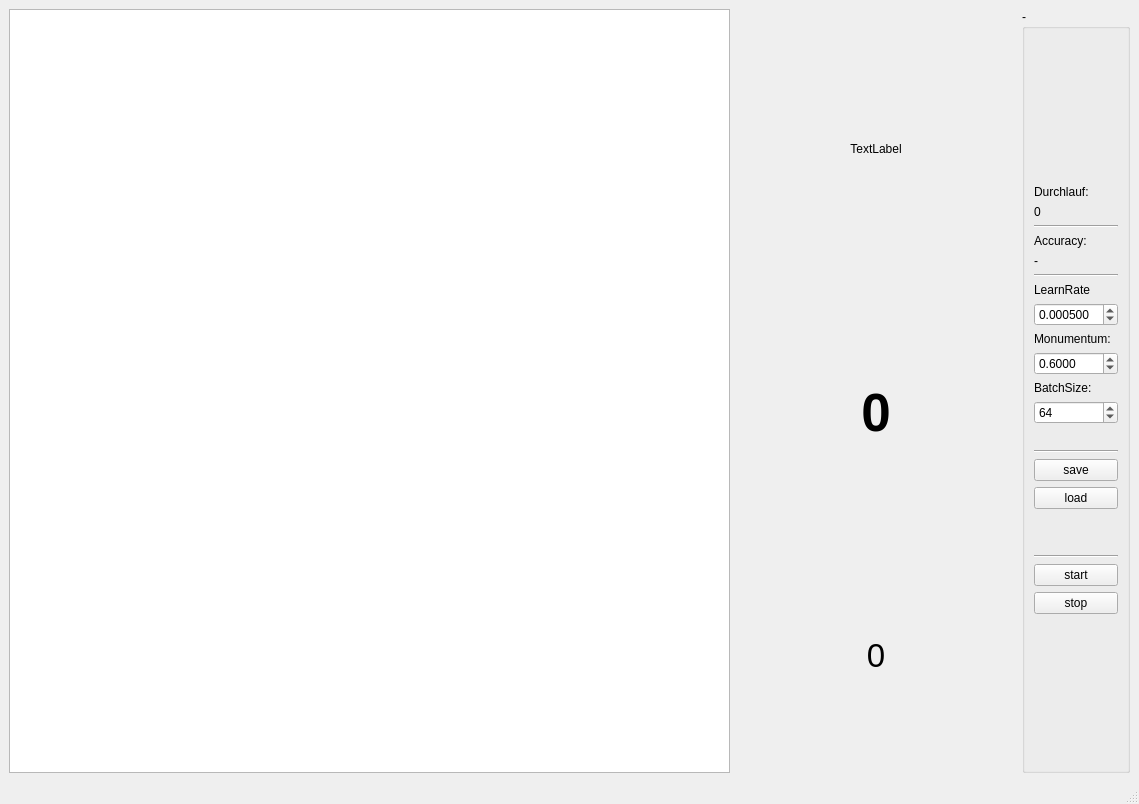
Before: the Qt Designer form src/mainwindow.ui in M4RKUS28/MNIST-Machine-Learning-Tests, drawn with Qt 5.
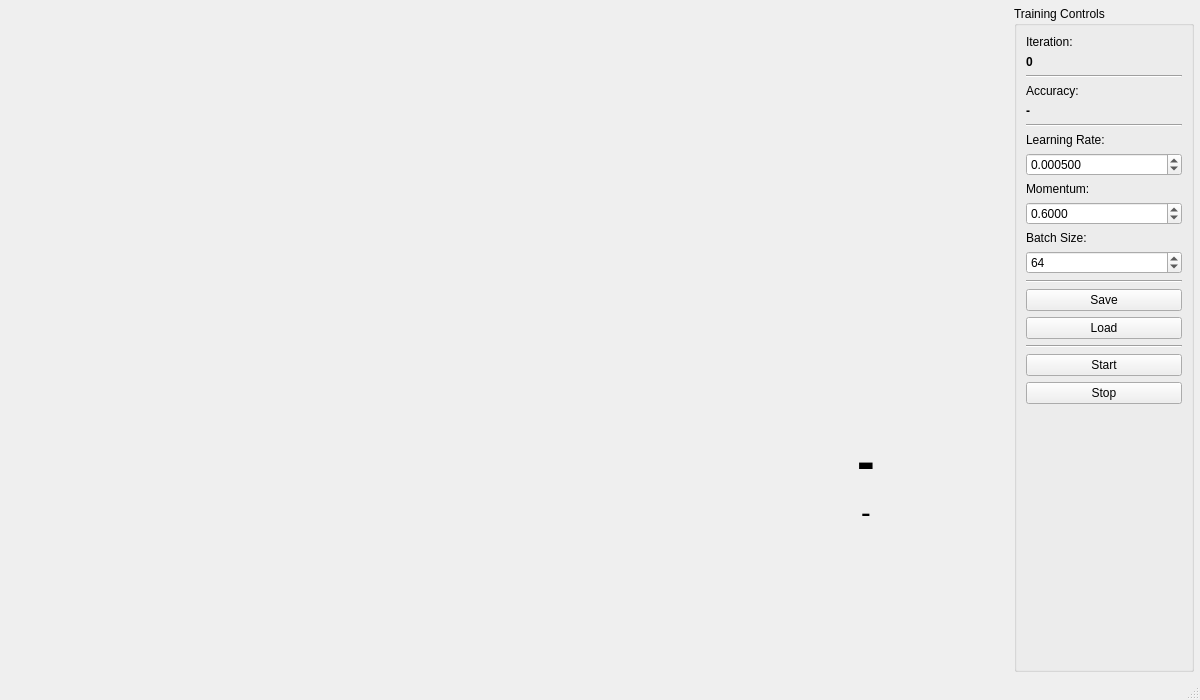
After: the same form once the commit is applied.

Commit message: feat: Initialize the main application window with a redesigned UI layout, including a chart placeholder and clearer control labels.

Diff of the .ui file:
```diff
--- a/src/mainwindow.ui
+++ b/src/mainwindow.ui
@@ -6,8 +6,8 @@
    <rect>
     <x>0</x>
     <y>0</y>
-    <width>1139</width>
-    <height>804</height>
+    <width>1200</width>
+    <height>700</height>
    </rect>
   </property>
   <property name="windowTitle">
@@ -15,13 +15,57 @@
   </property>
   <widget class="QWidget" name="centralwidget">
    <layout class="QHBoxLayout" name="horizontalLayout">
+    <property name="spacing">
+     <number>8</number>
+    </property>
+    <property name="leftMargin">
+     <number>6</number>
+    </property>
+    <property name="topMargin">
+     <number>6</number>
+    </property>
+    <property name="rightMargin">
+     <number>6</number>
+    </property>
+    <property name="bottomMargin">
+     <number>6</number>
+    </property>
     <item>
-     <widget class="QGraphicsView" name="graphicsView"/>
+     <widget class="QWidget" name="chartPlaceholder" native="true">
+      <property name="sizePolicy">
+       <sizepolicy hsizetype="Expanding" vsizetype="Expanding">
+        <horstretch>3</horstretch>
+        <verstretch>0</verstretch>
+       </sizepolicy>
+      </property>
+      <property name="minimumSize">
+       <size>
+        <width>400</width>
+        <height>300</height>
+       </size>
+      </property>
+     </widget>
     </item>
     <item>
-     <layout class="QVBoxLayout" name="verticalLayout_2">
+     <layout class="QVBoxLayout" name="sampleLayout">
+      <property name="spacing">
+       <number>4</number>
+      </property>
       <item>
-       <widget class="QLabel" name="label">
+       <spacer name="sampleTopSpacer">
+        <property name="orientation">
+         <enum>Qt::Vertical</enum>
+        </property>
+        <property name="sizeHint" stdset="0">
+         <size>
+          <width>20</width>
+          <height>20</height>
+         </size>
+        </property>
+       </spacer>
+      </item>
+      <item>
+       <widget class="QLabel" name="labelSampleImage">
         <property name="minimumSize">
          <size>
           <width>280</width>
@@ -35,7 +79,7 @@
          </size>
         </property>
         <property name="text">
-         <string>TextLabel</string>
+         <string/>
         </property>
         <property name="alignment">
          <set>Qt::AlignCenter</set>
@@ -51,7 +95,7 @@
          </font>
         </property>
         <property name="text">
-         <string>0</string>
+         <string>-</string>
         </property>
         <property name="alignment">
          <set>Qt::AlignCenter</set>
@@ -62,47 +106,67 @@
        <widget class="QLabel" name="label_num_cor">
         <property name="font">
          <font>
-          <pointsize>25</pointsize>
+          <pointsize>22</pointsize>
          </font>
         </property>
         <property name="text">
-         <string>0</string>
+         <string>-</string>
         </property>
         <property name="alignment">
          <set>Qt::AlignCenter</set>
         </property>
        </widget>
       </item>
+      <item>
+       <spacer name="sampleBottomSpacer">
+        <property name="orientation">
+         <enum>Qt::Vertical</enum>
+        </property>
+        <property name="sizeHint" stdset="0">
+         <size>
+          <width>20</width>
+          <height>20</height>
+         </size>
+        </property>
+       </spacer>
+      </item>
      </layout>
     </item>
     <item>
-     <widget class="QGroupBox" name="groupBox">
+     <widget class="QGroupBox" name="groupBoxControls">
+      <property name="sizePolicy">
+       <sizepolicy hsizetype="Fixed" vsizetype="Preferred">
+        <horstretch>0</horstretch>
+        <verstretch>0</verstretch>
+       </sizepolicy>
+      </property>
+      <property name="minimumSize">
+       <size>
+        <width>180</width>
+        <height>0</height>
+       </size>
+      </property>
       <property name="title">
-       <string>-</string>
+       <string>Training Controls</string>
       </property>
-      <layout class="QVBoxLayout" name="verticalLayout">
+      <layout class="QVBoxLayout" name="controlsLayout">
        <item>
-        <spacer name="verticalSpacer">
-         <property name="orientation">
-          <enum>Qt::Vertical</enum>
-         </property>
-         <property name="sizeHint" stdset="0">
-          <size>
-           <width>20</width>
-           <height>40</height>
-          </size>
-         </property>
-        </spacer>
-       </item>
-       <item>
-        <widget class="QLabel" name="label_5">
+        <widget class="QLabel" name="labelIterationHeader">
          <property name="text">
-          <string>Durchlauf:</string>
+          <string>Iteration:</string>
          </property>
         </widget>
        </item>
        <item>
-        <widget class="QLabel" name="label_iteration">
+        <widget class="QLabel" name="labelIteration">
+         <property name="font">
+          <font>
+           <bold>true</bold>
+          </font>
+         </property>
+         <property name="toolTip">
+          <string>Current training iteration count</string>
+         </property>
          <property name="text">
           <string>0</string>
          </property>
@@ -130,6 +194,14 @@
            <verstretch>0</verstretch>
           </sizepolicy>
          </property>
+         <property name="font">
+          <font>
+           <bold>true</bold>
+          </font>
+         </property>
+         <property name="toolTip">
+          <string>Latest test accuracy on the MNIST test set</string>
+         </property>
          <property name="text">
           <string>-</string>
          </property>
@@ -145,7 +217,7 @@
        <item>
         <widget class="QLabel" name="label_2">
          <property name="text">
-          <string>LearnRate</string>
+          <string>Learning Rate:</string>
          </property>
         </widget>
        </item>
@@ -165,7 +237,7 @@
        <item>
         <widget class="QLabel" name="label_4">
          <property name="text">
-          <string>Monumentum:</string>
+          <string>Momentum:</string>
          </property>
         </widget>
        </item>
@@ -185,7 +257,7 @@
        <item>
         <widget class="QLabel" name="label_6">
          <property name="text">
-          <string>BatchSize:</string>
+          <string>Batch Size:</string>
          </property>
         </widget>
        </item>
@@ -200,23 +272,7 @@
         </widget>
        </item>
        <item>
-        <spacer name="verticalSpacer_4">
-         <property name="orientation">
-          <enum>Qt::Vertical</enum>
-         </property>
-         <property name="sizeType">
-          <enum>QSizePolicy::Fixed</enum>
-         </property>
-         <property name="sizeHint" stdset="0">
-          <size>
-           <width>20</width>
-           <height>20</height>
-          </size>
-         </property>
-        </spacer>
-       </item>
-       <item>
-        <widget class="Line" name="line_4">
+        <widget class="Line" name="line3">
          <property name="orientation">
           <enum>Qt::Horizontal</enum>
          </property>
@@ -225,35 +281,19 @@
        <item>
         <widget class="QPushButton" name="pushButton_save">
          <property name="text">
-          <string>save</string>
+          <string>Save</string>
          </property>
         </widget>
        </item>
        <item>
         <widget class="QPushButton" name="pushButton_load">
          <property name="text">
-          <string>load</string>
+          <string>Load</string>
          </property>
         </widget>
        </item>
        <item>
-        <spacer name="verticalSpacer_2">
-         <property name="orientation">
-          <enum>Qt::Vertical</enum>
-         </property>
-         <property name="sizeType">
-          <enum>QSizePolicy::Fixed</enum>
-         </property>
-         <property name="sizeHint" stdset="0">
-          <size>
-           <width>20</width>
-           <height>40</height>
-          </size>
-         </property>
-        </spacer>
-       </item>
-       <item>
-        <widget class="Line" name="line_5">
+        <widget class="Line" name="line4">
          <property name="orientation">
           <enum>Qt::Horizontal</enum>
          </property>
@@ -262,14 +302,14 @@
        <item>
         <widget class="QPushButton" name="pushButtonStart">
          <property name="text">
-          <string>start</string>
+          <string>Start</string>
          </property>
         </widget>
        </item>
        <item>
         <widget class="QPushButton" name="pushButton_stop">
          <property name="text">
-          <string>stop</string>
+          <string>Stop</string>
          </property>
         </widget>
        </item>
```
Left out of the diff: 64 changed lines with no effect on the pictures. The commit also changes 5 other files.
